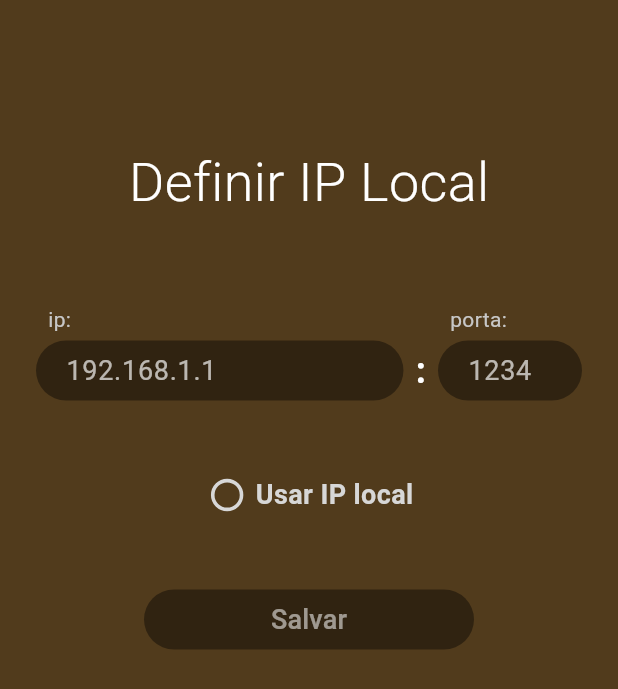
After one commit to lucns-ufca/app-monitor-queimadas-cariri, a Flutter app: the IpDefinitionPage screen opened directly, on a phone screen of 412 x 824 dp. The commit adds this screen. Shown: the top 689 px of the screen. Run offline on Flutter 3.47's test engine with Material 3 defaults, Android fonts, the light colour scheme and no system bars; our stand-ins replace animated_bottom_navigation_bar, camera, connectivity_plus, dio, fl_chart, flutter_svg and 8 more; accounts and stored records are empty.

Commit message:
Ip local aplicado

```diff
--- /dev/null
+++ b/lib/pages/content/IpDefinition.page.dart
@@ -0,0 +1,129 @@
+import 'dart:developer';
+
+import 'package:app_monitor_queimadas/utils/AppColors.dart';
+import 'package:app_monitor_queimadas/utils/Utils.dart';
+import 'package:app_monitor_queimadas/widgets/Button.dart';
+import 'package:app_monitor_queimadas/widgets/CustomCheckBox.widget.dart';
+import 'package:app_monitor_queimadas/widgets/TextField.dart';
+import 'package:flutter/material.dart';
+import 'package:get_it/get_it.dart';
+import 'package:shared_preferences/shared_preferences.dart';
+
+class IpDefinitionPage extends StatefulWidget {
+  const IpDefinitionPage({super.key});
+
+  @override
+  State<StatefulWidget> createState() => IpDefinitionPageState();
+}
+
+class IpDefinitionPageState extends State<IpDefinitionPage> {
+  var preferences = GetIt.I.get<SharedPreferences>();
+  String? ip, port;
+  bool? useLocal;
+
+  void showSnackBar() {
+    Utils.showSnackbarSucess(context, "Salvo", duration: const Duration(seconds: 1));
+  }
+
+  @override
+  void initState() {
+    ip = preferences.getString("ip");
+    port = preferences.getString("port");
+    useLocal = preferences.getBool("use_local");
+    super.initState();
+  }
+
+  @override
+  Widget build(BuildContext context) {
+    return Scaffold(
+        backgroundColor: AppColors.fragmentBackground,
+        body: Container(
+            padding: const EdgeInsets.all(24),
+            width: double.maxFinite,
+            height: double.maxFinite,
+            child: Column(children: [
+              const SizedBox(height: 72),
+              const Text("Definir IP Local", style: TextStyle(color: Colors.white, fontWeight: FontWeight.w300, fontSize: 36)),
+              const SizedBox(height: 56),
+              Row(children: [
+                const Expanded(child: Padding(padding: EdgeInsets.only(left: 8), child: Text("ip:", style: TextStyle(color: AppColors.white_3)))),
+                const SizedBox(width: 18),
+                Container(
+                    padding: const EdgeInsets.only(left: 8),
+                    width: 96,
+                    child: const Text(
+                      "porta:",
+                      style: TextStyle(color: AppColors.white_3),
+                    ))
+              ]),
+              const SizedBox(height: 4),
+              Row(
+                children: [
+                  Expanded(
+                      child: MyFieldText(
+                    text: ip ?? "",
+                    hintText: '192.168.1.1',
+                    action: TextInputAction.next,
+                    inputType: TextInputType.number,
+                    onInput: (text) {
+                      setState(() {
+                        ip = text;
+                      });
+                    },
+                  )),
+                  const SizedBox(width: 8),
+                  const Text(":", style: TextStyle(color: Colors.white, fontWeight: FontWeight.bold, fontSize: 24)),
+                  const SizedBox(width: 8),
+                  SizedBox(
+                      width: 96,
+                      child: MyFieldText(
+                        text: port ?? "",
+                        hintText: '1234',
+                        action: TextInputAction.next,
+                        inputType: TextInputType.number,
+                        onInput: (text) {
+                          setState(() {
+                            port = text;
+                          });
+                        },
+                      )),
+                ],
+              ),
+              const SizedBox(height: 48),
+              CustomCheckBox(
+                  text: "Usar IP local",
+                  checked: useLocal ?? false,
+                  onCheck: (checked) async {
+                    await preferences.setBool("use_local", checked);
+                  }),
+              const SizedBox(height: 48),
+              MyButton(
+                onClick: isValidIp() && isValidPort()
+                    ? () async {
+                        log("aaaa");
+                        await preferences.setString("ip", ip!);
+                        await preferences.setString("port", port!);
+                        FocusManager.instance.primaryFocus?.unfocus(); // hide keyboard
+                        showSnackBar();
+                        //Navigator.pop(context);
+                      }
+                    : null,
+                textButton: "Salvar",
+              ),
+            ])));
+  }
+
+  bool isValidIp() {
+    if (ip != null) {
+      if (ip!.contains(".")) {
+        List<String> segments = ip!.split(".");
+        return segments.length == 4;
+      }
+    }
+    return false;
+  }
+
+  bool isValidPort() {
+    return port != null && port!.isNotEmpty;
+  }
+}
--- a/lib/utils/AppColors.dart
+++ b/lib/utils/AppColors.dart
@@ -24,7 +24,7 @@ class AppColors {
   static const yellowSky = Color.fromARGB(255, 230, 162, 36);
   static const ripple = Color.fromARGB(188, 255, 255, 255);
   static const shadow = Color.fromARGB(75, 0, 0, 0);
-  static const dialogBackground = Color.fromARGB(208, 74, 208, 208);
+  static const dialogBackground = Color.fromARGB(208, 208, 154, 74);
 
   static const appBackground = Color.fromARGB(255, 45, 32, 15);
   static const mainAreaBackground = Color.fromARGB(255, 212, 139, 37);
@@ -32,6 +32,8 @@ class AppColors {
   static const fragmentBackgroundInDialog = Color.fromARGB(255, 21, 21, 21);
   static const fragmentBackground = Color.fromARGB(255, 81, 59, 28);
   static const fragmentBackgroundError = Color.fromARGB(208, 109, 32, 38);
+  static const fragmentBackgroundInfo = Color.fromARGB(208, 255, 182, 47);
+  static const fragmentBackgroundSuccess = Color.fromARGB(208, 26, 194, 102);
   static const menuBackground = Color.fromARGB(195, 248, 212, 177);
   static const cardBackground = gray_7;
 
--- a/lib/utils/Notify.dart
+++ b/lib/utils/Notify.dart
@@ -4,7 +4,7 @@ import 'package:fluttertoast/fluttertoast.dart';
 
 class Notify {
   static showToast(String text, {bool longTost = false}) {
-    Fluttertoast.showToast(msg: text, toastLength: longTost ? Toast.LENGTH_LONG : Toast.LENGTH_SHORT, gravity: ToastGravity.BOTTOM, backgroundColor: AppColors.fragmentBackground, textColor: Colors.white, fontSize: 16.0);
+    Fluttertoast.showToast(msg: text, toastLength: longTost ? Toast.LENGTH_LONG : Toast.LENGTH_SHORT, gravity: ToastGravity.BOTTOM, backgroundColor: AppColors.ticketColor, textColor: AppColors.titleDark, fontSize: 16);
   }
 
   static showSnackbar(BuildContext context, String text) {
--- a/lib/widgets/Button.dart
+++ b/lib/widgets/Button.dart
@@ -40,7 +40,7 @@ class _MyButtonState extends State<MyButton> {
               overlayColor: WidgetStateProperty.all<Color>(widget.onClick == null ? Colors.transparent : widget.colorRipple ?? Colors.white.withOpacity(0.5)),
               shape: WidgetStateProperty.all<RoundedRectangleBorder>(RoundedRectangleBorder(borderRadius: BorderRadius.circular(height / 2), side: const BorderSide(color: Colors.transparent)))),
           onPressed: widget.onClick,
-          child: Text(widget.textButton, style: TextStyle(color: widget.onClick == null ? AppColors.textDisabled : AppColors.white, fontSize: 18, fontWeight: FontWeight.w500))),
+          child: Text(widget.textButton, style: TextStyle(color: widget.onClick == null ? AppColors.textDisabled : AppColors.appBackground, fontSize: 18, fontWeight: FontWeight.w500))),
     );
   }
 }
--- a/lib/widgets/CustomCheckBox.widget.dart
+++ b/lib/widgets/CustomCheckBox.widget.dart
@@ -3,10 +3,11 @@ import 'package:flutter/material.dart';
 
 class CustomCheckBox extends StatefulWidget {
   final CustomCheckBoxController? controller;
+  final String? text;
   final bool checked;
   final bool lockManuallyCheck;
   final Function(bool)? onCheck;
-  const CustomCheckBox({this.controller, this.checked = false, this.lockManuallyCheck = false, this.onCheck, super.key});
+  const CustomCheckBox({this.text, this.controller, this.checked = false, this.lockManuallyCheck = false, this.onCheck, super.key});
 
   @override
   State<StatefulWidget> createState() => CustomCheckBoxState();
@@ -29,13 +30,16 @@ class CustomCheckBoxState extends State<CustomCheckBox> {
 
   @override
   Widget build(BuildContext context) {
-    return SizedBox(
+    return Row(
+      mainAxisSize: MainAxisSize.min,
+      children: [
+        SizedBox(
             width: 30,
             height: 30,
             child: Transform.scale(
                 scale: 1.2,
                 child: Checkbox(
-              side: const BorderSide(width: 2, color: AppColors.textDisabled),
+                  side: const BorderSide(width: 2, color: AppColors.white_2),
                   shape: const CircleBorder(side: BorderSide(width: 2)),
                   fillColor: WidgetStateProperty.resolveWith((states) {
                     if (states.contains(WidgetState.disabled)) {
@@ -45,7 +49,7 @@ class CustomCheckBoxState extends State<CustomCheckBox> {
                     } else if (states.contains(WidgetState.selected)) {
                       return AppColors.accent;
                     }
-                return AppColors.appBackground;
+                    return Colors.transparent;
                   }),
                   checkColor: AppColors.appBackground,
                   value: checked ?? widget.checked,
@@ -56,7 +60,11 @@ class CustomCheckBoxState extends State<CustomCheckBox> {
                       checked = !(checked ?? widget.checked);
                     });
                   },
-            )));
+                ))),
+        if (widget.text != null) const SizedBox(width: 4),
+        Text(widget.text ?? "", style: const TextStyle(color: AppColors.white_2, fontSize: 18, fontWeight: FontWeight.bold))
+      ],
+    );
   }
 }
 
--- a/lib/widgets/TextField.dart
+++ b/lib/widgets/TextField.dart
@@ -18,6 +18,7 @@ class MyFieldText extends StatefulWidget {
   final TextCapitalization? textCapitalization;
   final bool isEnabled;
   final Color textColor;
+  final int? maximumLength;
   final Function(String value)? onInput;
 
   const MyFieldText(
@@ -34,6 +35,7 @@ class MyFieldText extends StatefulWidget {
       this.isEnabled = true,
       this.textCapitalization,
       this.inputFormatters,
+      this.maximumLength,
       this.onInput});
 
   @override
@@ -67,7 +69,7 @@ class _MyTextFieldState extends State<MyFieldText> {
     const double height = Constants.DEFAULT_WIDGET_HEIGHT;
     return SizedBox(
         height: widget.height ?? height,
-        width: widget.width ?? double.maxFinite,
+        width: widget.width ?? MediaQuery.of(context).size.width,
         child: Focus(
             debugLabel: 'MyFieldText',
             child: Builder(builder: (BuildContext context) {
@@ -78,8 +80,9 @@ class _MyTextFieldState extends State<MyFieldText> {
                     if (widget.inputType == TextInputType.visiblePassword) {
                       setState(() {});
                     }
-                    widget.onInput!(text);
+                    if (widget.onInput != null) widget.onInput!(text);
                   },
+                  maxLength: widget.maximumLength,
                   maxLines: widget.inputType == TextInputType.multiline ? null : 1,
                   expands: widget.inputType == TextInputType.multiline,
                   textAlign: TextAlign.start,
--- a/lib/widgets/TransparentButton.widget.dart
+++ b/lib/widgets/TransparentButton.widget.dart
@@ -18,7 +18,7 @@ class TransparentButton extends StatelessWidget {
             style: ButtonStyle(
                 shape: WidgetStateProperty.all<RoundedRectangleBorder>(RoundedRectangleBorder(borderRadius: BorderRadius.circular(height))),
                 backgroundColor: WidgetStateProperty.resolveWith((states) => Colors.transparent),
-                overlayColor: WidgetStateProperty.resolveWith((states) => disabled ? Colors.transparent : Colors.white)),
+                overlayColor: WidgetStateProperty.resolveWith((states) => disabled ? Colors.transparent : Colors.white.withOpacity(0.5))),
             onPressed: disabled ? null : () => onTap(),
             child: Text(text, style: TextStyle(fontSize: 18, color: disabled ? AppColors.buttonDisabled : AppColors.buttonNormal))));
   }
```
Also changed, not shown: lib/pages/content/reports/FireReportSender.page.dart (+14 -8 lines), lib/pages/content/tabs/Home.tab.dart (+15 -27 lines), lib/pages/dialogs/BasicDialogs.dart (+6 -6 lines), lib/repositories/App.repository.dart (+21 -5 lines), lib/utils/Utils.dart (+16 -4 lines). Lines whose indentation alone changed are shown as unchanged.
